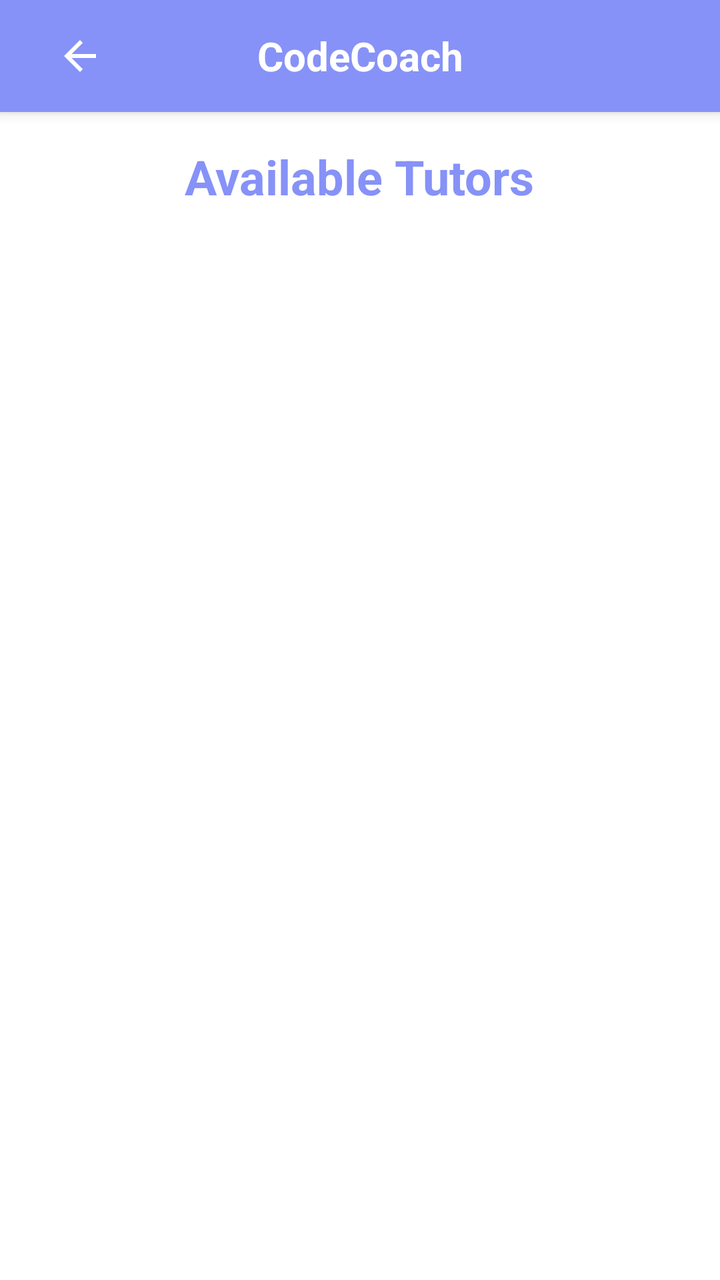
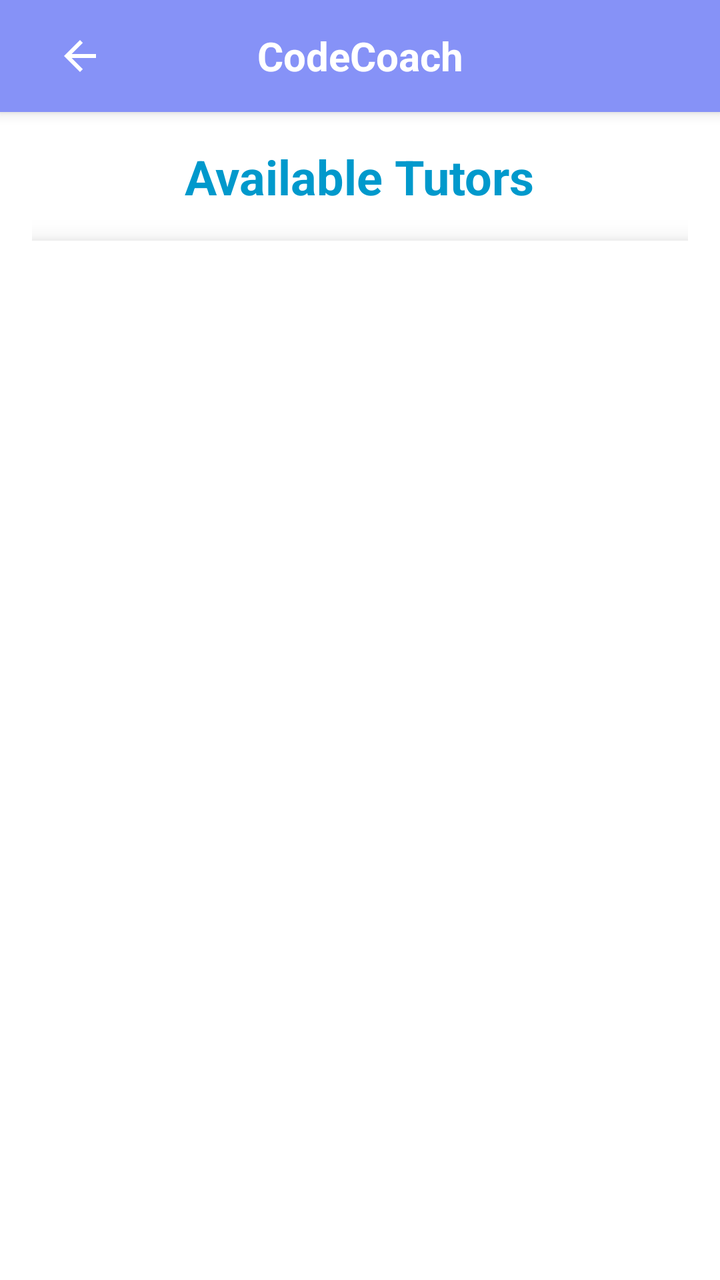

Compare the two renders of this Android layout. The source of the first and the diff that turns it into the second are given below.
<!-- AndroidManifest.xml: application theme Theme.CC -->
<!-- res/layout/activity_tutor_list.xml -->
<?xml version="1.0" encoding="utf-8"?>
<androidx.coordinatorlayout.widget.CoordinatorLayout
    xmlns:android="http://schemas.android.com/apk/res/android"
    xmlns:app="http://schemas.android.com/apk/res-auto"
    xmlns:tools="http://schemas.android.com/tools"
    android:layout_width="match_parent"
    android:layout_height="match_parent"
    android:background="@color/white"
    tools:context=".TutorList">

    <androidx.appcompat.widget.Toolbar
        android:id="@+id/top_bar"
        android:layout_width="match_parent"
        android:layout_height="?attr/actionBarSize"
        android:background="?attr/colorPrimary"
        android:elevation="4dp">

        <ImageButton
            android:id="@+id/back_button"
            android:layout_width="wrap_content"
            android:layout_height="wrap_content"
            android:src="@drawable/ic_back"
            android:background="?attr/selectableItemBackgroundBorderless"
            android:contentDescription="Back"
            android:layout_gravity="start"
            android:padding="12dp" />

        <TextView
            android:id="@+id/top_bar_title"
            android:layout_width="wrap_content"
            android:layout_height="wrap_content"
            android:layout_gravity="center"
            android:text="CodeCoach"
            android:textColor="@android:color/white"
            android:textSize="20sp"
            android:textStyle="bold" />
    </androidx.appcompat.widget.Toolbar>

    <LinearLayout
        android:layout_width="match_parent"
        android:layout_height="wrap_content"
        android:orientation="vertical"
        android:layout_marginTop="?attr/actionBarSize"
        android:padding="16dp">

        <TextView
            android:id="@+id/tvAvailableTutors"
            android:layout_width="wrap_content"
            android:layout_height="wrap_content"
            android:text="Available Tutors"
            android:textSize="24sp"
            android:textStyle="bold"
            android:textColor="?attr/colorPrimary"
            android:layout_gravity="center"
            android:layout_marginBottom="16dp" />

        <ListView
            android:id="@+id/tutorListView"
            android:layout_width="match_parent"
            android:layout_height="wrap_content"
            android:divider="@color/white"
            android:dividerHeight="1dp"
            android:padding="8dp"
            android:background="@android:color/white"
            app:layout_behavior="@string/appbar_scrolling_view_behavior"/>
    </LinearLayout>
</androidx.coordinatorlayout.widget.CoordinatorLayout>
<!-- resources referenced by this layout -->
<resources>
  <color name="white">#FFFFFFFF</color>
  <!-- drawable ic_back (drawable) -->
  <vector xmlns:android="http://schemas.android.com/apk/res/android" android:autoMirrored="true" android:height="24dp" android:tint="#FFFFFF" android:viewportHeight="24" android:viewportWidth="24" android:width="24dp">
        
      <path android:fillColor="@android:color/white" android:pathData="M20,11H7.83l5.59,-5.59L12,4l-8,8 8,8 1.41,-1.41L7.83,13H20v-2z"/>
      
  </vector>
  <style name="Theme.CC" parent="Base.Theme.CC" />
  <style name="Base.Theme.CC" parent="Theme.MaterialComponents.DayNight.NoActionBar">
          
          <item name="colorPrimary">@color/lavender</item>
          <item name="colorPrimaryVariant">@color/lavender</item>
          <item name="colorOnPrimary">@color/white</item>
          
          <item name="colorSecondary">@color/teal_200</item>
          <item name="colorSecondaryVariant">@color/teal_700</item>
          <item name="colorOnSecondary">@color/black</item>
          
          <item name="android:statusBarColor">?attr/colorPrimaryVariant</item>
          
          
      </style>
  <color name="lavender">#8692f7</color>
  <color name="teal_200">#FF03DAC5</color>
  <color name="teal_700">#FF018786</color>
  <color name="black">#FF000000</color>
</resources>

<!-- the commit's change to res/layout/activity_tutor_list.xml (unified diff, before → after) -->
@@ -50,7 +50,7 @@
             android:text="Available Tutors"
             android:textSize="24sp"
             android:textStyle="bold"
-            android:textColor="?attr/colorPrimary"
+            android:textColor="@android:color/holo_blue_dark"
             android:layout_gravity="center"
             android:layout_marginBottom="16dp" />
 
@@ -58,8 +58,9 @@
             android:id="@+id/tutorListView"
             android:layout_width="match_parent"
             android:layout_height="wrap_content"
-            android:divider="@color/white"
-            android:dividerHeight="1dp"
+            android:divider="@color/transparent"
+            android:dividerHeight="10dp"
+            android:elevation="8dp"
             android:padding="8dp"
             android:background="@android:color/white"
             app:layout_behavior="@string/appbar_scrolling_view_behavior"/>
<!-- resource entries referenced after the edit -->
@@ -1,5 +1,6 @@
 <!-- resources referenced by this layout -->
 <resources>
+  <color name="transparent">#00000000</color>
   <color name="white">#FFFFFFFF</color>
   <!-- drawable ic_back (drawable) -->
   <vector xmlns:android="http://schemas.android.com/apk/res/android" android:autoMirrored="true" android:height="24dp" android:tint="#FFFFFF" android:viewportHeight="24" android:viewportWidth="24" android:width="24dp">
